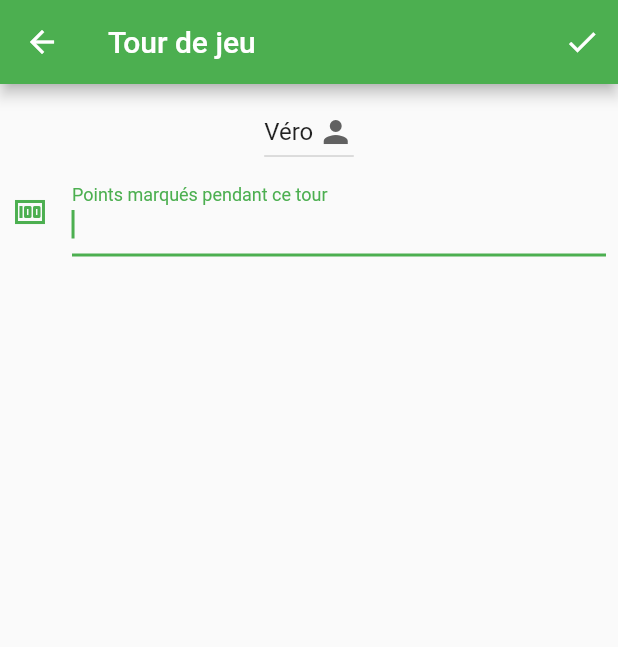
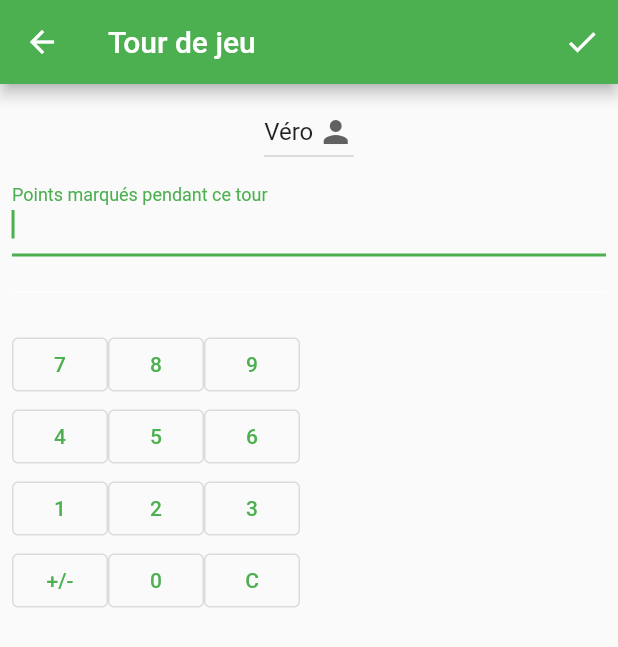
Before and after one commit to abasty/getx_scorer, a Flutter app: the TurnScreen screen opened by its route, on a phone screen of 412 x 824 dp. Shown: the top 647 px of the screen. Run offline on Flutter 3.47's test engine with Material 2 defaults, Android fonts, the phone set to English and light mode, and no system bars; our stand-ins replace get, get_storage; accounts and stored records are empty.

Commit message:
Added initial digit keyboard

```diff
--- a/lib/view/turn_screen.dart
+++ b/lib/view/turn_screen.dart
@@ -48,7 +48,7 @@ class TurnScreen extends GameView {
             ),
             TextField(
               decoration: const InputDecoration(
-                icon: Icon(Icons.money),
+                // icon: Icon(Icons.money),
                 labelText: 'Points marqués pendant ce tour',
               ),
               keyboardType: const TextInputType.numberWithOptions(
@@ -56,9 +56,75 @@ class TurnScreen extends GameView {
               autofocus: true,
               onChanged: (value) => game.pointsTurn = value,
             ),
+            const Divider(
+              color: Colors.white,
+              height: 48,
+            ),
+            const DigitKeyboard(),
           ],
         ),
       ),
     );
   }
 }
+
+class DigitKeyboard extends GameView {
+  const DigitKeyboard({
+    Key? key,
+  }) : super(key: key);
+
+  @override
+  Widget build(BuildContext context) {
+    return Column(
+      children: [
+        Row(
+          children: <Widget>[
+            for (int i = 7; i <= 9; i++)
+              OutlinedButton(
+                onPressed: () => digit(i),
+                child: Text(i.toString()),
+              )
+          ],
+        ),
+        Row(
+          children: <Widget>[
+            for (int i = 4; i <= 6; i++)
+              OutlinedButton(
+                onPressed: () => digit(i),
+                child: Text(i.toString()),
+              )
+          ],
+        ),
+        Row(
+          children: <Widget>[
+            for (int i = 1; i <= 3; i++)
+              OutlinedButton(
+                onPressed: () => digit(i),
+                child: Text(i.toString()),
+              )
+          ],
+        ),
+        Row(
+          children: <Widget>[
+            OutlinedButton(
+              onPressed: () {},
+              child: const Text('+/-'),
+            ),
+            OutlinedButton(
+              onPressed: () => digit(0),
+              child: const Text('0'),
+            ),
+            OutlinedButton(
+              onPressed: () {},
+              child: const Text('C'),
+            ),
+          ],
+        ),
+      ],
+    );
+  }
+
+  void digit(int n) {
+    print(n.toString());
+  }
+}
```
